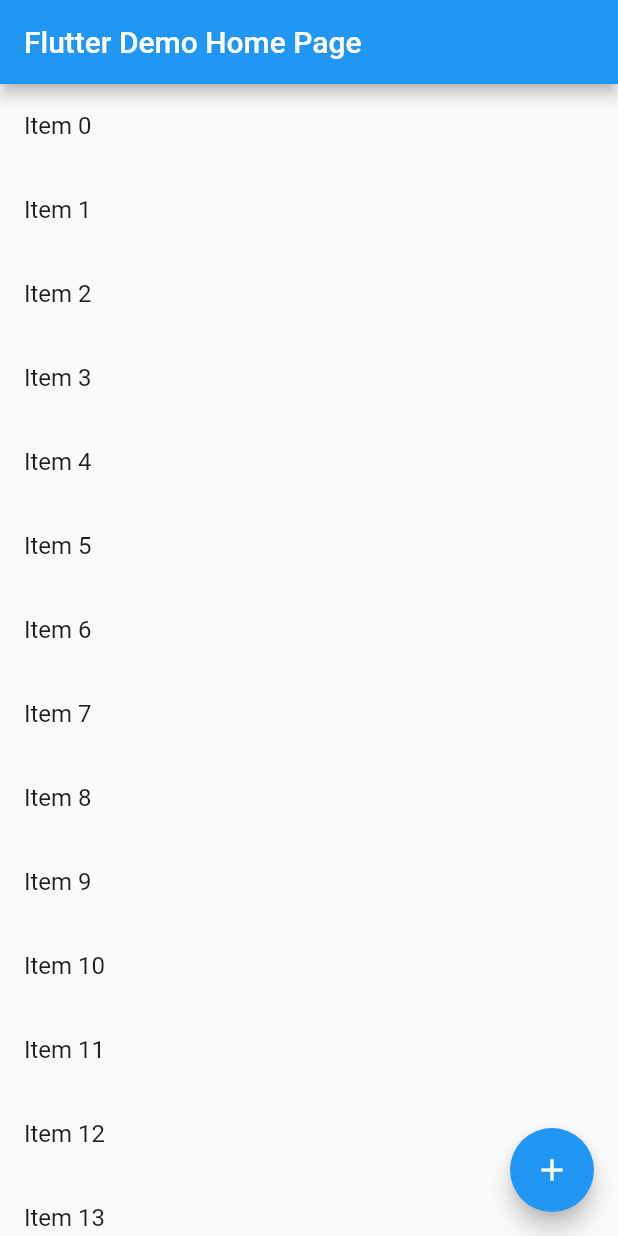
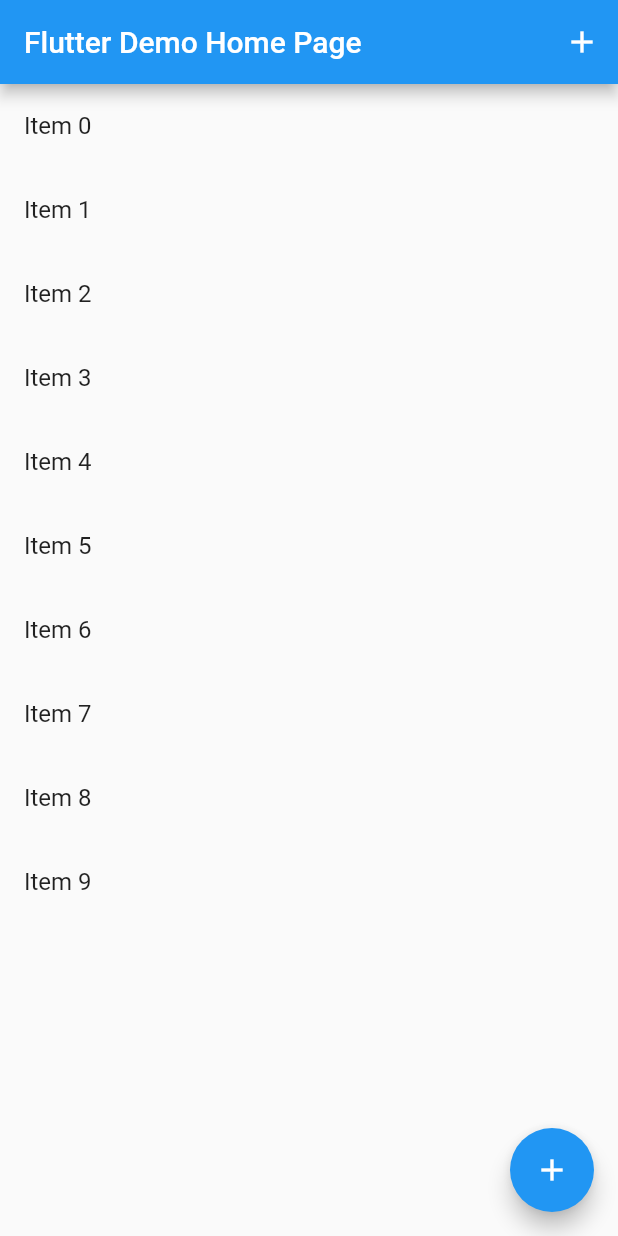
Before and after one commit to ChangJoo-Park/flutter_list_provider_example, a Flutter app: the screen it shows after launch, after a tap on the "add" icon, on a phone screen of 412 x 824 dp. Run offline on Flutter 3.47's test engine with Material 2 defaults, Android fonts, the phone set to English and light mode, and no system bars.

Commit message:
Append Prepend Items 구현

```diff
--- a/lib/main.dart
+++ b/lib/main.dart
@@ -1,16 +1,39 @@
 import 'package:flutter/material.dart';
+import 'package:provider/provider.dart';
+
+class ListState with ChangeNotifier {
+  List<String> items = List<String>.generate(10, (i) => "Item $i");
+
+  get listItems {
+    return items;
+  }
+
+  void appendItem() {
+    this.items.add('New Append Item');
+    notifyListeners();
+  }
+
+  void prependItem() {
+    this.items.insert(0, 'New prepend item');
+  }
+}
 
 void main() => runApp(MyApp());
 
 class MyApp extends StatelessWidget {
   @override
   Widget build(BuildContext context) {
-    return MaterialApp(
+    return MultiProvider(
+      providers: [
+        ChangeNotifierProvider(builder: (_) => ListState()),
+      ],
+      child: MaterialApp(
         title: 'Flutter Demo',
         theme: ThemeData(
           primarySwatch: Colors.blue,
         ),
         home: MyHomePage(title: 'Flutter Demo Home Page'),
+      ),
     );
   }
 }
@@ -25,35 +48,33 @@ class MyHomePage extends StatefulWidget {
 }
 
 class _MyHomePageState extends State<MyHomePage> {
-  int _counter = 0;
-  final items = List<String>.generate(10000, (i) => "Item $i");
-
-  void _incrementCounter() {
-    setState(() {
-      _counter++;
-    });
-  }
-
   @override
   Widget build(BuildContext context) {
+    final listState = Provider.of<ListState>(context);
+
     return Scaffold(
         appBar: AppBar(
           title: Text(widget.title),
+          actions: <Widget>[
+            IconButton(
+              icon: Icon(Icons.add),
+              onPressed: listState.prependItem,
+            )
+          ],
         ),
         body: ListView.builder(
-          itemCount: items.length,
+          itemCount: listState.listItems.length,
           itemBuilder: (context, index) {
             return ListTile(
-              title: Text('${items[index]}'),
+              title: Text('${listState.listItems[index]}'),
               onTap: () {},
             );
           },
         ),
         floatingActionButton: FloatingActionButton(
-        onPressed: _incrementCounter,
+          onPressed: listState.appendItem,
           tooltip: 'Increment',
           child: Icon(Icons.add),
-      )
-    );
+        ));
   }
 }
--- a/pubspec.yaml
+++ b/pubspec.yaml
@@ -23,6 +23,7 @@ dependencies:
   # The following adds the Cupertino Icons font to your application.
   # Use with the CupertinoIcons class for iOS style icons.
   cupertino_icons: ^0.1.2
+  provider: ^3.0.0+1
 
 dev_dependencies:
   flutter_test:
```
Also changed, not shown: pubspec.lock. Lines whose indentation alone changed are shown as unchanged.
